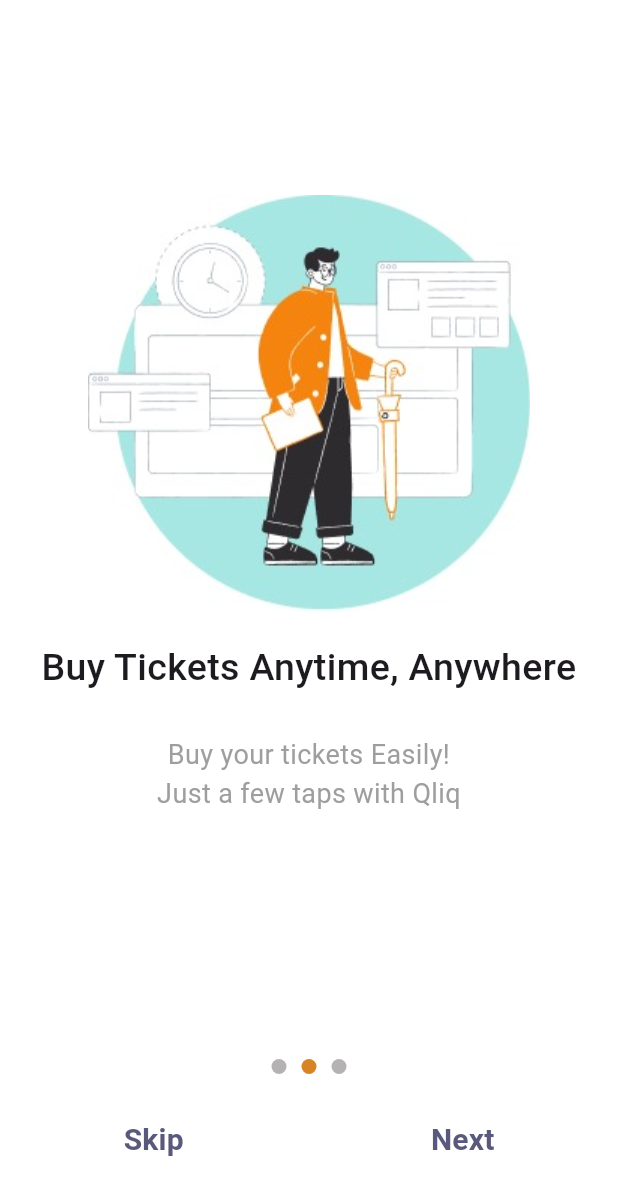
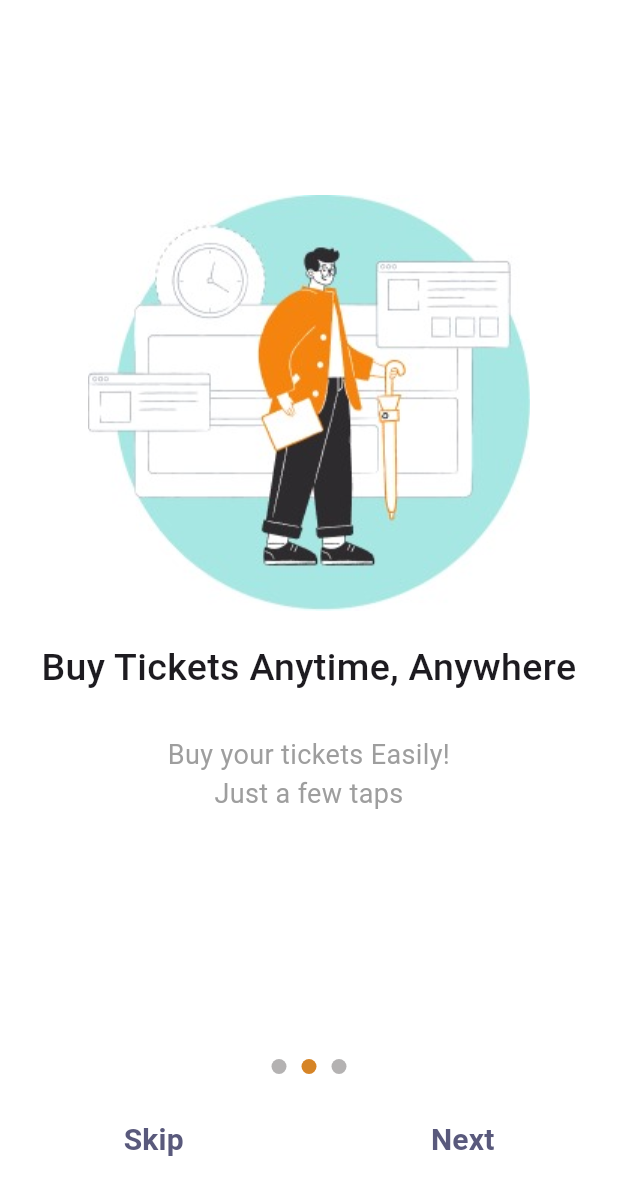
Before and after one commit to sallyymq/TicketEasy_, a Flutter app: the screen it shows after launch, swiped to page 2, on a phone screen of 412 x 824 dp. Shown: the top 1195 px of the screen. Run offline on Flutter 3.47's test engine with Material 3 defaults, Android fonts, the light colour scheme and no system bars; drawn by our look-alikes of smooth_page_indicator; our stand-ins replace animated_splash_screen, cloud_firestore, dio, firebase_auth, firebase_core, google_sign_in and 7 more; missing offline and left inert: dart:html, dart:js_util, flutter_stripe; accounts and stored records are empty.

Commit message:
Update page_2.dart

```diff
--- a/lib/page_2.dart
+++ b/lib/page_2.dart
@@ -29,7 +29,7 @@ class Page2 extends StatelessWidget {
             ),
             const SizedBox(height: 27),
             const Text(
-              "Buy your tickets Easily!\nJust a few taps with Qliq ",
+              "Buy your tickets Easily!\nJust a few taps  ",
               style: TextStyle(color: Colors.grey, fontSize: 18),
               textAlign: TextAlign.center,
             )
```
